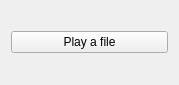
The window that MainWindow.ui (alphaonex86/QOggSimplePlayer) describes before a commit, drawn with Qt 5.
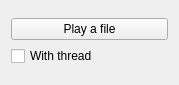
The same window after the commit.

Commit message: Add thread support, multiple player supported too

What changed in the file:
```diff
--- a/MainWindow.ui
+++ b/MainWindow.ui
@@ -35,6 +35,13 @@
       </property>
      </widget>
     </item>
+    <item>
+     <widget class="QCheckBox" name="thread">
+      <property name="text">
+       <string>With thread</string>
+      </property>
+     </widget>
+    </item>
     <item>
      <spacer name="verticalSpacer_2">
       <property name="orientation">
```
The commit also changes 4 other files.
